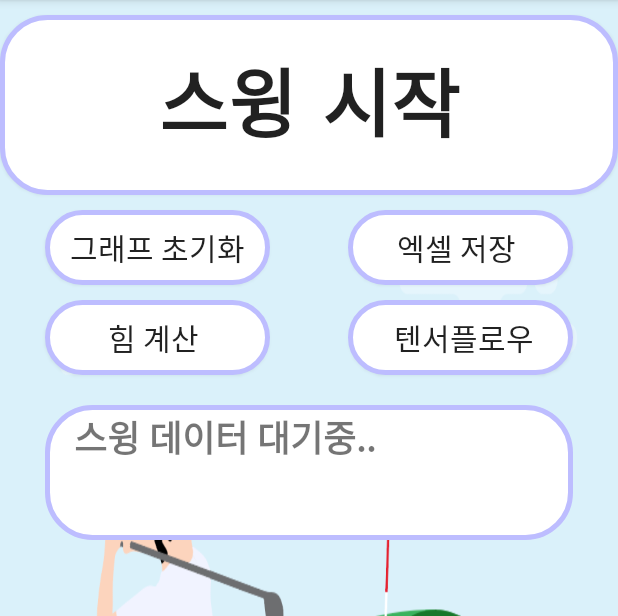
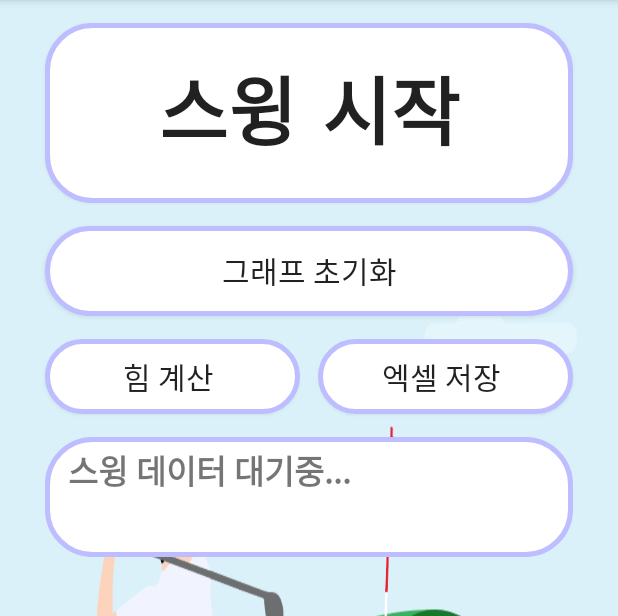
Before and after one commit to jun6726/SmartGolf-YEON, an Android app: the screen it shows after launch (MainActivity), on a phone screen of 412 x 824 dp, the part 84-700 px from its top. Run offline under Robolectric (Android 15) with nearby library versions, the phone set to English and light mode, and no system bars; libraries missing offline, so code that uses them is left out: com.github.mikephil.charting, org.apache.poi, org.tensorflow.contrib; plain views replace LineChart; 59 statements that could not run were skipped.

```diff
--- a/app/src/main/java/com/example/smartgolf/MainActivity.java
+++ b/app/src/main/java/com/example/smartgolf/MainActivity.java
@@ -54,7 +54,7 @@ public class MainActivity extends AppCompatActivity implements SensorEventListen
     private Sensor accelerSensor, linearAccelerSensor, gyroSensor;
     public float lAccX, lAccY, lAccZ;
     public float GyroX, GyroY, GyroZ;
-    Button btn_swing, btn_excel, btn_reset, btn_tensor, btn_Force;
+    Button btn_swing, btn_excel, btn_reset, btn_Force;
     TextView textView;
 
     private LineChart lineChart;
@@ -91,6 +91,8 @@ public class MainActivity extends AppCompatActivity implements SensorEventListen
     double AngAccX, AngAccY, AngAccZ;
     double theta_Acc, pie_Acc;
 
+    String puttingRate, swingRate;
+
     File FilePath = new File(Environment.getExternalStorageDirectory() + "/Download");
 
     float[][][] inputGyro = new float[2][140][3];
@@ -111,7 +113,6 @@ public class MainActivity extends AppCompatActivity implements SensorEventListen
         btn_swing = (Button) findViewById(R.id.btn_swing);
         btn_excel = (Button) findViewById(R.id.btn_excel);
         btn_reset = (Button) findViewById(R.id.btn_reset);
-        btn_tensor = (Button) findViewById(R.id.btn_tensor);
         lineChart = (LineChart) findViewById(R.id.chart);
         btn_Force = (Button) findViewById(R.id.btn_Force);
         textView = (TextView) findViewById(R.id.textView);
@@ -156,13 +157,6 @@ public class MainActivity extends AppCompatActivity implements SensorEventListen
             @Override
             public void onClick(View view) {
                 clearGraph();
-            }
-        });
-
-        btn_tensor.setOnClickListener(new View.OnClickListener() {
-            @Override
-            public void onClick(View view) {
-                DialogAnimation();
             }
         });
 
@@ -252,7 +246,10 @@ public class MainActivity extends AppCompatActivity implements SensorEventListen
             data.addAll(z);
             results = classifier.predictProbabilities(toFloatArray(data));
 
-            textView.setText("  putting : " + results[0] + "\n  swing : " + results[1]);
+            puttingRate = String.format("%.5f", results[0]);
+            swingRate = String.format("%.5f", results[1]);
+
+            textView.setText("Putting : " + puttingRate + "\n\t Swing : " + swingRate);
 
             if (results[0] > results[1]) {
                 isP_S = false;
@@ -356,7 +353,7 @@ public class MainActivity extends AppCompatActivity implements SensorEventListen
 
         // 횡회전에서 최대 힘과 그 위치
         // 힘 계산 버튼 누르면 해당 value 출력할 것!
-        if (Force[count][0] > MaxFor) {
+        if (Force[count][0] > MaxFor && Force[count][0] < 9999) {
             MaxFor = Force[count][0];
             MaxPos = Pos[count];    //최대힘 위치의 기준은 핸드폰이다. 파이썬 3D plot이 핸드폰 위치를 기준으로 한다. 3D 위치 plot를 Pos_tip으로 바꿀 것.
         }
@@ -566,7 +563,7 @@ public class MainActivity extends AppCompatActivity implements SensorEventListen
         if (isP_S == false) {
             Glide.with(this).load(R.drawable.putting).into(gifImage);
         }
-
+        isBtnOn = false;
         dialog.show();
     }
 }
--- a/app/src/main/java/com/example/smartgolf/TensorFlowClassifier.java
+++ b/app/src/main/java/com/example/smartgolf/TensorFlowClassifier.java
@@ -10,7 +10,7 @@ public class TensorFlowClassifier {
     }
 
     private TensorFlowInferenceInterface inferenceInterface;
-    private static final String MODEL_FILE = "file:///android_asset/frozen_har1.pb";
+    private static final String MODEL_FILE = "file:///android_asset/frozen_har2.pb";
     private static final String INPUT_NODE = "input";
     private static final String[] OUTPUT_NODES = {"y_"};
     private static final String OUTPUT_NODE = "y_";
--- a/app/src/main/res/layout/activity_main.xml
+++ b/app/src/main/res/layout/activity_main.xml
@@ -12,48 +12,53 @@
         android:id="@+id/btn_swing"
         android:layout_width="match_parent"
         android:layout_height="120dp"
-        android:layout_marginTop="10dp"
+        android:layout_marginStart="30dp"
+        android:layout_marginTop="15dp"
+        android:layout_marginEnd="30dp"
         android:background="@drawable/btnround"
         android:fontFamily="casual"
         android:padding="20dp"
         android:text="스윙 시작"
         android:textSize="50dp"
         android:textStyle="bold"
-        app:layout_constraintTop_toTopOf="parent"
-        tools:layout_editor_absoluteX="10dp" />
+        app:layout_constraintEnd_toEndOf="parent"
+        app:layout_constraintStart_toStartOf="parent"
+        app:layout_constraintTop_toTopOf="parent" />
 
     <Button
         android:id="@+id/btn_reset"
-        android:layout_width="150dp"
-        android:layout_height="wrap_content"
+        android:layout_width="match_parent"
+        android:layout_height="60dp"
         android:layout_marginStart="30dp"
-        android:layout_marginTop="10dp"
+        android:layout_marginTop="15dp"
+        android:layout_marginEnd="30dp"
         android:background="@drawable/btnround"
         android:padding="10dp"
         android:text="그래프 초기화"
         android:textSize="20dp"
+        app:layout_constraintEnd_toEndOf="parent"
         app:layout_constraintStart_toStartOf="parent"
         app:layout_constraintTop_toBottomOf="@+id/btn_swing" />
 
     <Button
         android:id="@+id/btn_excel"
-        android:layout_width="150dp"
+        android:layout_width="170dp"
         android:layout_height="wrap_content"
-        android:layout_marginTop="10dp"
+        android:layout_marginTop="15dp"
         android:layout_marginEnd="30dp"
         android:background="@drawable/btnround"
         android:padding="10dp"
         android:text="엑셀 저장 "
         android:textSize="20dp"
         app:layout_constraintEnd_toEndOf="parent"
-        app:layout_constraintTop_toBottomOf="@+id/btn_swing" />
+        app:layout_constraintTop_toBottomOf="@+id/btn_reset" />
 
     <Button
         android:id="@+id/btn_Force"
-        android:layout_width="150dp"
+        android:layout_width="170dp"
         android:layout_height="wrap_content"
         android:layout_marginStart="30dp"
-        android:layout_marginTop="10dp"
+        android:layout_marginTop="15dp"
         android:background="@drawable/btnround"
         android:padding="10dp"
         android:text="힘 계산 "
@@ -61,47 +66,31 @@
         app:layout_constraintStart_toStartOf="parent"
         app:layout_constraintTop_toBottomOf="@+id/btn_reset" />
 
-    <Button
-        android:id="@+id/btn_tensor"
-        android:layout_width="150dp"
-        android:layout_height="wrap_content"
-        android:layout_marginTop="10dp"
-        android:layout_marginEnd="30dp"
-        android:background="@drawable/btnround"
-        android:padding="10dp"
-        android:text=" 텐서플로우"
-        android:textSize="20dp"
-        app:layout_constraintEnd_toEndOf="parent"
-        app:layout_constraintTop_toBottomOf="@+id/btn_excel" />
-
 
     <com.github.mikephil.charting.charts.LineChart
         android:id="@+id/chart"
         android:layout_width="match_parent"
         android:layout_height="300dp"
-        android:layout_marginTop="20dp"
         android:background="@drawable/btnround"
         app:layout_constraintBottom_toBottomOf="parent"
         app:layout_constraintEnd_toEndOf="parent"
         app:layout_constraintHorizontal_bias="0.0"
         app:layout_constraintLeft_toLeftOf="parent"
         app:layout_constraintRight_toRightOf="parent"
-        app:layout_constraintStart_toStartOf="parent"
-        app:layout_constraintTop_toBottomOf="@+id/textView"
-        app:layout_constraintVertical_bias="1.0"></com.github.mikephil.charting.charts.LineChart>
+        app:layout_constraintStart_toStartOf="parent"></com.github.mikephil.charting.charts.LineChart>
 
     <TextView
         android:id="@+id/textView"
         android:layout_width="0dp"
-        android:layout_height="90dp"
+        android:layout_height="80dp"
         android:layout_marginStart="30dp"
-        android:layout_marginTop="20dp"
+        android:layout_marginTop="15dp"
         android:layout_marginEnd="30dp"
         android:background="@drawable/btnround"
-        android:paddingLeft="7dp"
-        android:paddingTop="3dp"
-        android:text="  스윙 데이터 대기중.."
-        android:textSize="24sp"
+        android:paddingLeft="15dp"
+        android:paddingTop="5dp"
+        android:text="스윙 데이터 대기중..."
+        android:textSize="22sp"
         android:textStyle="bold"
         app:layout_constraintEnd_toEndOf="parent"
         app:layout_constraintStart_toStartOf="parent"
```
Also changed, not shown: 1 other file.
